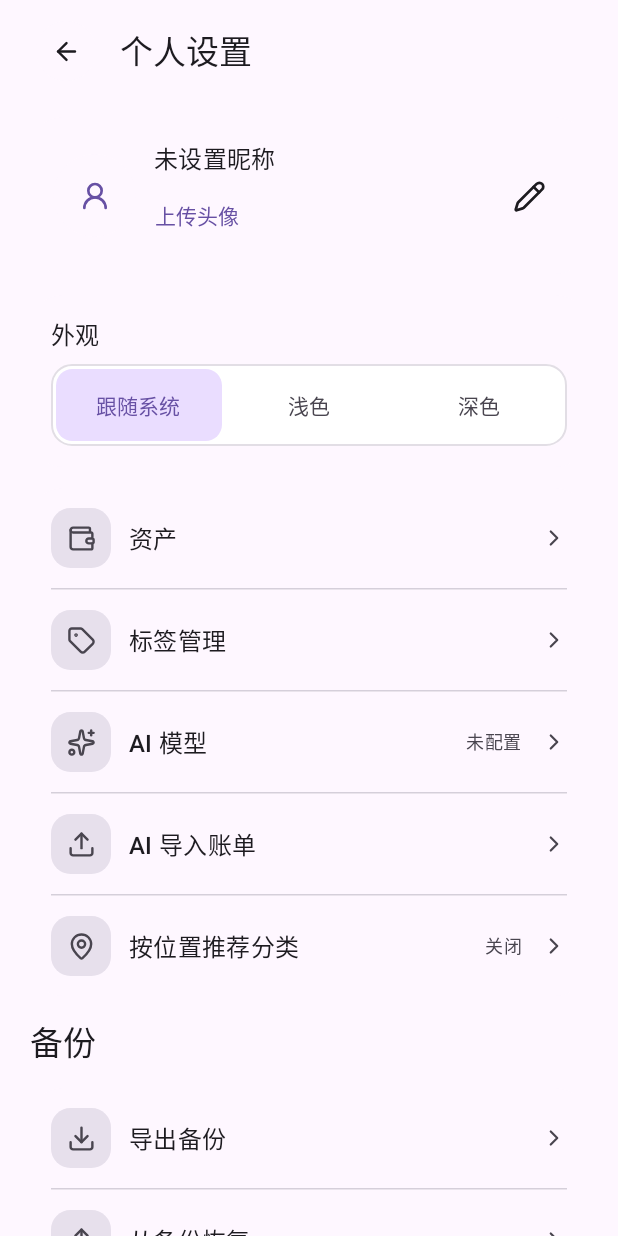
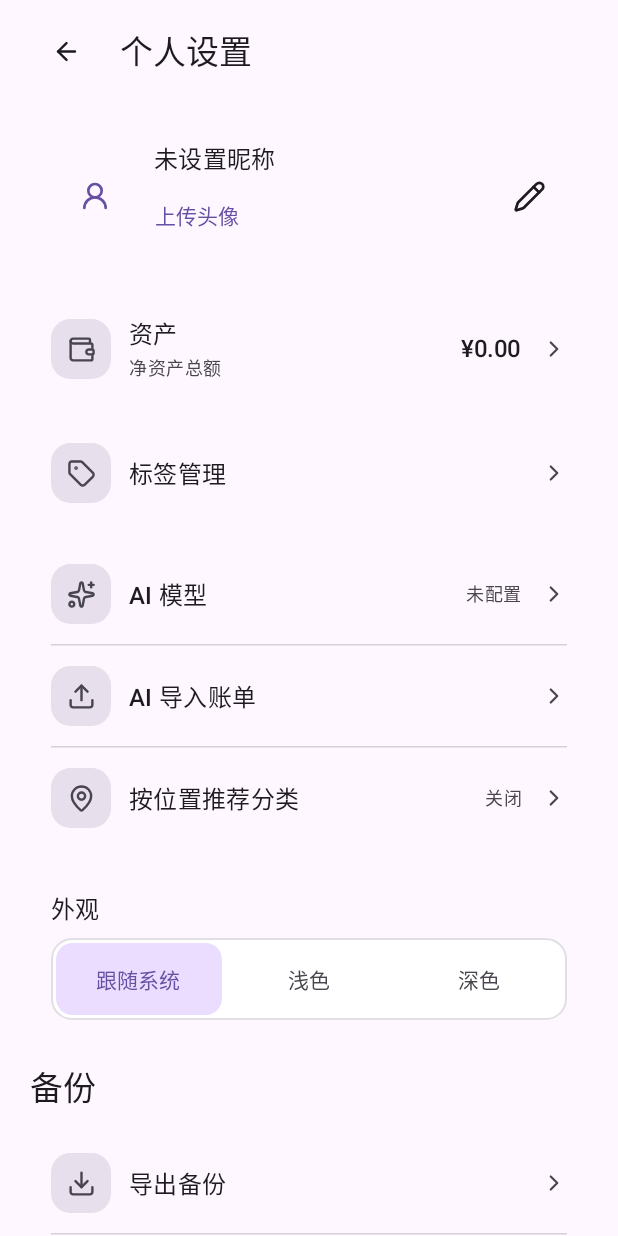
Before and after one commit to daybreak430/WMM, an Android app built with Jetpack Compose: the composable SettingsScreen shown on its own in the app's theme, on a phone screen of 412 x 824 dp. Run offline under Robolectric (Android 15) with nearby library versions, the phone set to English and light mode, and no system bars; our stand-ins replace Room's generated code; libraries missing offline, so code that uses them is left out: com.kyant.backdrop, com.mohamedrejeb.compose; 1 statement that could not run was skipped.

Commit message:
优化：居中记账入口并重排个人设置

```diff
--- a/app/build.gradle.kts
+++ b/app/build.gradle.kts
@@ -12,8 +12,8 @@ android {
         applicationId = "com.wmm.ledger"
         minSdk = 26
         targetSdk = 36
-        versionCode = 24
-        versionName = "0.6.6"
+        versionCode = 25
+        versionName = "0.6.7"
         testInstrumentationRunner = "androidx.test.runner.AndroidJUnitRunner"
     }
     buildTypes {
--- a/app/src/main/java/com/wmm/ledger/data/LedgerRules.kt
+++ b/app/src/main/java/com/wmm/ledger/data/LedgerRules.kt
@@ -125,6 +125,9 @@ fun LedgerSnapshot.accountBalances(): Map<String, Long> {
     return balances
 }
 
+internal fun LedgerSnapshot.netAssetTotal(balances: Map<String, Long> = accountBalances()): Long =
+    accounts.sumOf { account -> if (account.archived) 0L else balances[account.id] ?: 0L }
+
 fun LedgerSnapshot.orderedTags(kind: Kind): List<Tag> {
     val usage = entries.groupingBy { it.tagId }.eachCount()
     return tags.filter { it.kind == kind.name && !it.archived }
--- a/app/src/main/java/com/wmm/ledger/ui/AssetsScreen.kt
+++ b/app/src/main/java/com/wmm/ledger/ui/AssetsScreen.kt
@@ -38,6 +38,7 @@ import com.wmm.ledger.data.MAX_NAME
 import com.wmm.ledger.data.accountBalances
 import com.wmm.ledger.data.currency
 import com.wmm.ledger.data.editableAmount
+import com.wmm.ledger.data.netAssetTotal
 import com.wmm.ledger.data.parseCents
 import com.wmm.ledger.data.validName
 import com.mohamedrejeb.compose.dnd.DragAndDropContainer
@@ -82,7 +83,7 @@ fun AssetsScreen(data: LedgerSnapshot, model: LedgerViewModel, back: () -> Unit)
                                 style = MaterialTheme.typography.labelLarge)
                             SummaryLabel("${active.size} 个账户", Glyph.WALLET)
                         }
-                        AmountText(currency(active.sumOf { balances[it.id] ?: 0L }),
+                        AmountText(currency(data.netAssetTotal(balances)),
                             modifier = Modifier.fillMaxWidth().padding(top = 5.dp), style = HeroNumber)
                     }
                 }
--- a/app/src/main/java/com/wmm/ledger/ui/Components.kt
+++ b/app/src/main/java/com/wmm/ledger/ui/Components.kt
@@ -151,7 +151,7 @@ fun EmptyPanel(title: String, detail: String? = null, glyph: Glyph = Glyph.BOOK)
 
 @Composable
 fun SettingsRow(title: String, description: String? = null, icon: Glyph? = null, enabled: Boolean = true,
-    end: String? = null, onClick: () -> Unit) {
+    end: String? = null, endContent: (@Composable () -> Unit)? = null, onClick: () -> Unit) {
     val colors = MaterialTheme.colorScheme
     Row(Modifier.fillMaxWidth().clickable(enabled = enabled, role = Role.Button, onClick = onClick)
         .padding(horizontal = 14.dp, vertical = 13.dp),
@@ -162,7 +162,11 @@ fun SettingsRow(title: String, description: String? = null, icon: Glyph? = null,
                 color = if (enabled) colors.onSurface else colors.onSurfaceVariant)
             if (description != null) Text(description, style = MaterialTheme.typography.bodySmall, color = colors.onSurfaceVariant)
         }
-        if (end != null) {
+        if (endContent != null) {
+            Box(Modifier.weight(1.15f), contentAlignment = Alignment.CenterEnd) {
+                endContent()
+            }
+        } else if (end != null) {
             Box(Modifier.weight(.52f), contentAlignment = Alignment.CenterEnd) {
                 Text(end, style = MaterialTheme.typography.bodySmall, color = colors.onSurfaceVariant,
                     maxLines = 1, overflow = TextOverflow.Ellipsis)
--- a/app/src/main/java/com/wmm/ledger/ui/SettingsScreens.kt
+++ b/app/src/main/java/com/wmm/ledger/ui/SettingsScreens.kt
@@ -48,6 +48,8 @@ import com.wmm.ledger.LedgerViewModel
 import com.wmm.ledger.data.Kind
 import com.wmm.ledger.data.LedgerSnapshot
 import com.wmm.ledger.data.Provider
+import com.wmm.ledger.data.currency
+import com.wmm.ledger.data.netAssetTotal
 import com.wmm.ledger.data.orderedTags
 import com.mohamedrejeb.compose.dnd.DragAndDropContainer
 import com.mohamedrejeb.compose.dnd.scroll.dragAutoScroll
@@ -68,6 +70,7 @@ internal fun SettingsScreen(data: LedgerSnapshot, model: LedgerViewModel, active
     var avatarOptions by rememberSaveable { mutableStateOf(false) }
     var exportWarning by rememberSaveable { mutableStateOf(false) }
     val habitLocation by model.habitLocation.collectAsStateWithLifecycle()
+    val netAssetAmount = remember(data) { currency(data.netAssetTotal()) }
     var explainLocation by rememberSaveable { mutableStateOf(false) }
     val locationPermission = rememberLauncherForActivityResult(ActivityResultContracts.RequestPermission()) {
         if (it) model.setHabitLocation(true)
@@ -101,26 +104,31 @@ internal fun SettingsScreen(data: LedgerSnapshot, model: LedgerViewModel, active
                     }
                 }
             }
-            item("appearance") {
+            item("assets") {
                 GroupCard {
-                    Column(Modifier.fillMaxWidth().padding(14.dp), verticalArrangement = Arrangement.spacedBy(8.dp)) {
-                        Text("外观", style = MaterialTheme.typography.titleMedium)
-                        LedgerSegments(Appearance.entries, appearance, { it.title }, onSelect = model::selectAppearance)
-                    }
+                    SettingsRow("资产", description = "净资产总额", icon = Glyph.WALLET,
+                        endContent = { AmountText(netAssetAmount) }, onClick = assets)
                 }
+            }
+            item("labels") {
+                GroupCard { SettingsRow("标签管理", icon = Glyph.TAG, onClick = tags) }
             }
             item("preferences") {
                 GroupCard {
-                    SettingsRow("资产", icon = Glyph.WALLET, onClick = assets)
-                    Hairline(14)
-                    SettingsRow("标签管理", icon = Glyph.TAG, onClick = tags)
-                    Hairline(14)
                     SettingsRow("AI 模型", icon = Glyph.SPARK, end = if (hasKey) activeProvider.title else "未配置", onClick = openModel)
                     Hairline(14)
                     SettingsRow("AI 导入账单", icon = Glyph.UPLOAD, onClick = importBill)
                     Hairline(14)
                     SettingsRow("按位置推荐分类", icon = Glyph.MAP_PIN, end = if (habitLocation) "开启" else "关闭") {
                         if (habitLocation) model.setHabitLocation(false) else explainLocation = true
+                    }
+                }
+            }
+            item("appearance") {
+                GroupCard {
+                    Column(Modifier.fillMaxWidth().padding(14.dp), verticalArrangement = Arrangement.spacedBy(8.dp)) {
+                        Text("外观", style = MaterialTheme.typography.titleMedium)
+                        LedgerSegments(Appearance.entries, appearance, { it.title }, onSelect = model::selectAppearance)
                     }
                 }
             }
```
Also changed, not shown: app/src/main/java/com/wmm/ledger/ui/LedgerNavigation.kt (+30 -17 lines), 4 other files.
